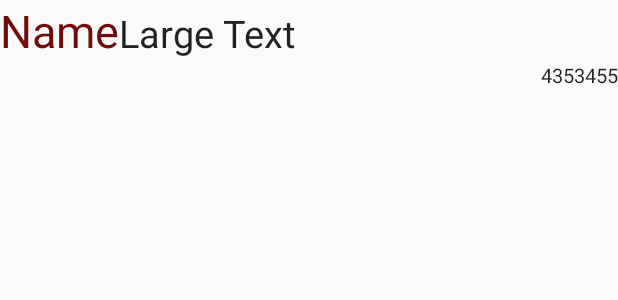
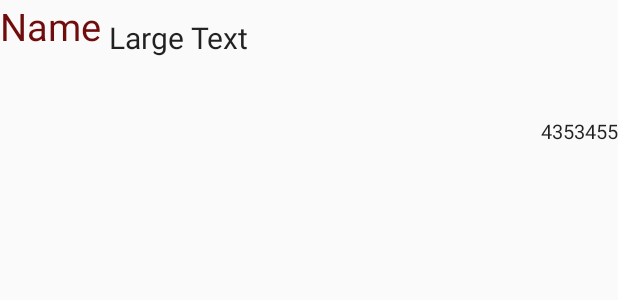
Before and after one commit to PalamarenkoA/MyFragment, an Android app: the layout item.xml on its own in the app's theme, with its tools: preview values and no code run, on a phone screen of 412 x 824 dp. Shown: the top 300 px of the screen. Run offline under Robolectric (Android 15) with nearby library versions, the phone set to English and light mode, and no system bars.

```diff
--- a/app/src/main/AndroidManifest.xml
+++ b/app/src/main/AndroidManifest.xml
@@ -35,6 +35,7 @@
             android:enabled="true"
             android:exported="true">
             <intent-filter>
+                <action android:name="com.example.andrey.myfragment.CONNECTIVITY_CHANGE" />
                 <action android:name="android.net.conn.CONNECTIVITY_CHANGE" />
             </intent-filter>
         </receiver>
--- a/app/src/main/java/com/example/andrey/myfragment/BroadcastReceiver/InternetListener.java
+++ b/app/src/main/java/com/example/andrey/myfragment/BroadcastReceiver/InternetListener.java
@@ -8,6 +8,7 @@ import android.database.sqlite.SQLiteDatabase;
 import android.net.ConnectivityManager;
 import android.net.NetworkInfo;
 import android.util.Log;
+import android.widget.Toast;
 
 import com.example.andrey.myfragment.MainActivity;
 import com.example.andrey.myfragment.Object.ItemObject;
@@ -32,7 +33,10 @@ public class InternetListener extends BroadcastReceiver
 
 
         if(NETWORK){
+            Toast.makeText(MainActivity.context,"Соеденение установленно",Toast.LENGTH_LONG).show();
             DBadd(mListener);
+        }else{
+            Toast.makeText(MainActivity.context,"Соеденение не установленно",Toast.LENGTH_LONG).show();
         }
 
 
--- a/app/src/main/java/com/example/andrey/myfragment/Fragment/FragmentInput.java
+++ b/app/src/main/java/com/example/andrey/myfragment/Fragment/FragmentInput.java
@@ -48,6 +48,7 @@ public class FragmentInput extends android.app.Fragment {
             public void onClick(View v) {
                 final onSaveText onSaveText = (onSaveText) getActivity();
                 if (editText.getText().length()>0) {
+                    editText.setText("");
                     onSaveText.saveText(String.valueOf(editText.getText()), new Date().getTime());
                 }else{
                     Toast.makeText(MainActivity.context,"Введите текст",Toast.LENGTH_LONG).show();
--- a/app/src/main/res/layout/item.xml
+++ b/app/src/main/res/layout/item.xml
@@ -1,29 +1,33 @@
 <?xml version="1.0" encoding="utf-8"?>
 <LinearLayout xmlns:android="http://schemas.android.com/apk/res/android"
     android:orientation="vertical" android:layout_width="match_parent"
-    android:layout_height="match_parent">
+    android:layout_height="match_parent"
+    android:weightSum="1">
 
     <LinearLayout
         android:orientation="horizontal"
-        android:layout_width="wrap_content"
-        android:layout_height="wrap_content">
+        android:layout_width="match_parent"
+        android:layout_height="wrap_content"
+        android:layout_weight="0.05"
+        android:layout_marginBottom="2dp">
 
         <TextView
             android:layout_width="wrap_content"
             android:layout_height="wrap_content"
             android:textAppearance="?android:attr/textAppearanceLarge"
             android:text="Name"
-            android:textSize="30sp"
+            android:textSize="25sp"
             android:textColor="#700c0c"
             android:id="@+id/itemUserName" />
 
         <TextView
-            android:layout_width="wrap_content"
+            android:layout_width="match_parent"
             android:layout_height="wrap_content"
             android:textAppearance="?android:attr/textAppearanceLarge"
             android:text="Large Text"
-            android:textSize="25sp"
-            android:id="@+id/itemText" />
+            android:textSize="20sp"
+            android:id="@+id/itemText"
+            android:layout_margin="5dp" />
     </LinearLayout>
 
     <TextView
```
Also changed, not shown: app/src/main/java/com/example/andrey/myfragment/MainActivity.java (+7 -56 lines), app/src/main/java/com/example/andrey/myfragment/SQLite/DBHelper.java (+8 -0 lines), app/src/main/java/com/example/andrey/myfragment/Service/MyService.java (+41 -6 lines).
